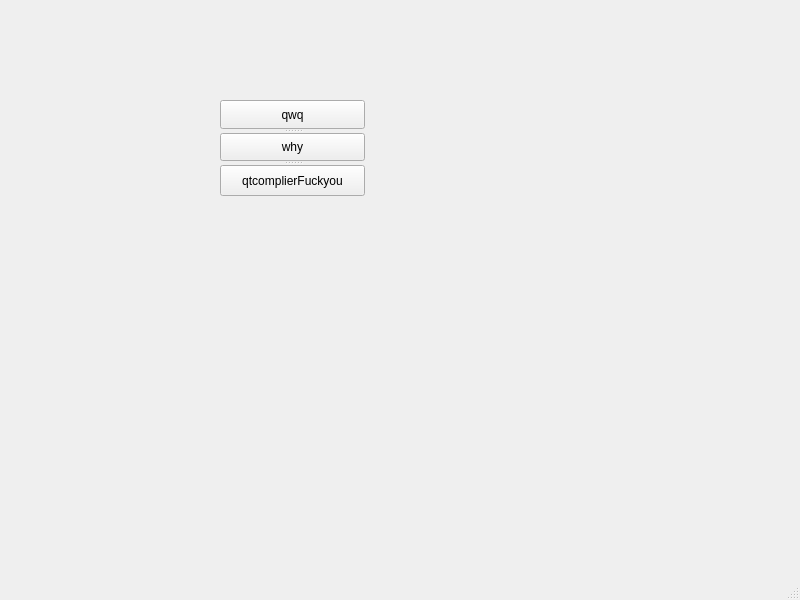
xiaxiaoguang/QTproject, file mainwindow.ui: the form before one commit.
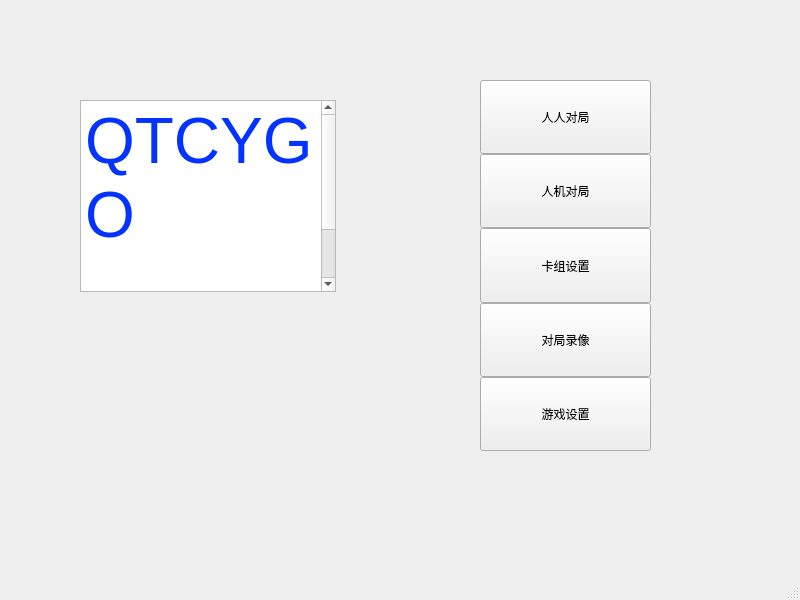
The form after the commit.

```diff
--- a/mainwindow.ui
+++ b/mainwindow.ui
@@ -14,38 +14,114 @@
    <string>MainWindow</string>
   </property>
   <widget class="QWidget" name="centralwidget">
-   <widget class="QSplitter" name="splitter_2">
+   <widget class="QTextBrowser" name="textBrowser">
     <property name="geometry">
      <rect>
-      <x>220</x>
+      <x>80</x>
       <y>100</y>
-      <width>145</width>
-      <height>96</height>
+      <width>256</width>
+      <height>192</height>
      </rect>
     </property>
-    <property name="orientation">
-     <enum>Qt::Vertical</enum>
+    <property name="html">
+     <string>&lt;!DOCTYPE HTML PUBLIC &quot;-//W3C//DTD HTML 4.0//EN&quot; &quot;http://www.w3.org/TR/REC-html40/strict.dtd&quot;&gt;
+&lt;html&gt;&lt;head&gt;&lt;meta name=&quot;qrichtext&quot; content=&quot;1&quot; /&gt;&lt;meta charset=&quot;utf-8&quot; /&gt;&lt;style type=&quot;text/css&quot;&gt;
+p, li { white-space: pre-wrap; }
+hr { height: 1px; border-width: 0; }
+li.unchecked::marker { content: &quot;\2610&quot;; }
+li.checked::marker { content: &quot;\2612&quot;; }
+&lt;/style&gt;&lt;/head&gt;&lt;body style=&quot; font-family:'.AppleSystemUIFont'; font-size:13pt; font-weight:400; font-style:normal;&quot;&gt;
+&lt;p style=&quot; margin-top:0px; margin-bottom:0px; margin-left:0px; margin-right:0px; -qt-block-indent:0; text-indent:0px;&quot;&gt;&lt;span style=&quot; font-size:48pt; color:#0433ff;&quot;&gt;QTCYGO&lt;/span&gt;&lt;/p&gt;
+&lt;p style=&quot;-qt-paragraph-type:empty; margin-top:0px; margin-bottom:0px; margin-left:0px; margin-right:0px; -qt-block-indent:0; text-indent:0px; font-size:48pt; color:#0433ff;&quot;&gt;&lt;br /&gt;&lt;/p&gt;
+&lt;p style=&quot;-qt-paragraph-type:empty; margin-top:0px; margin-bottom:0px; margin-left:0px; margin-right:0px; -qt-block-indent:0; text-indent:0px;&quot;&gt;&lt;br /&gt;&lt;/p&gt;
+&lt;p style=&quot; margin-top:0px; margin-bottom:0px; margin-left:0px; margin-right:0px; -qt-block-indent:0; text-indent:0px;&quot;&gt;&lt;span style=&quot; font-weight:700; color:#ff2600;&quot;&gt;Beta 0.0.0&lt;/span&gt;&lt;/p&gt;&lt;/body&gt;&lt;/html&gt;</string>
     </property>
-    <widget class="QSplitter" name="splitter">
-     <property name="orientation">
-      <enum>Qt::Vertical</enum>
+   </widget>
+   <widget class="QWidget" name="">
+    <property name="geometry">
+     <rect>
+      <x>480</x>
+      <y>80</y>
+      <width>171</width>
+      <height>371</height>
+     </rect>
+    </property>
+    <layout class="QVBoxLayout" name="verticalLayout" stretch="1,1,1,1,1">
+     <property name="spacing">
+      <number>0</number>
      </property>
-     <widget class="QPushButton" name="pushButton">
-      <property name="text">
-       <string>qwq</string>
-      </property>
-     </widget>
-     <widget class="QPushButton" name="pushButton_2">
-      <property name="text">
-       <string>why</string>
-      </property>
-     </widget>
-    </widget>
-    <widget class="QPushButton" name="pushButton_3">
-     <property name="text">
-      <string>qtcomplierFuckyou</string>
+     <property name="sizeConstraint">
+      <enum>QLayout::SetDefaultConstraint</enum>
      </property>
-    </widget>
+     <property name="bottomMargin">
+      <number>0</number>
+     </property>
+     <item>
+      <widget class="QPushButton" name="HumanHumanButton">
+       <property name="sizePolicy">
+        <sizepolicy hsizetype="Minimum" vsizetype="MinimumExpanding">
+         <horstretch>0</horstretch>
+         <verstretch>0</verstretch>
+        </sizepolicy>
+       </property>
+       <property name="text">
+        <string>人人对局</string>
+       </property>
+      </widget>
+     </item>
+     <item>
+      <widget class="QPushButton" name="HumanBotButton">
+       <property name="sizePolicy">
+        <sizepolicy hsizetype="Minimum" vsizetype="Preferred">
+         <horstretch>0</horstretch>
+         <verstretch>1</verstretch>
+        </sizepolicy>
+       </property>
+       <property name="text">
+        <string>人机对局</string>
+       </property>
+      </widget>
+     </item>
+     <item>
+      <widget class="QPushButton" name="Cardsetting">
+       <property name="sizePolicy">
+        <sizepolicy hsizetype="Minimum" vsizetype="Expanding">
+         <horstretch>0</horstretch>
+         <verstretch>0</verstretch>
+        </sizepolicy>
+       </property>
+       <property name="text">
+        <string>卡组设置</string>
+       </property>
+      </widget>
+     </item>
+     <item>
+      <widget class="QPushButton" name="Videosetting">
+       <property name="sizePolicy">
+        <sizepolicy hsizetype="Minimum" vsizetype="Expanding">
+         <horstretch>0</horstretch>
+         <verstretch>0</verstretch>
+        </sizepolicy>
+       </property>
+       <property name="text">
+        <string>对局录像</string>
+       </property>
+      </widget>
+     </item>
+     <item>
+      <widget class="QPushButton" name="Gamesetting">
+       <property name="sizePolicy">
+        <sizepolicy hsizetype="Minimum" vsizetype="Expanding">
+         <horstretch>0</horstretch>
+         <verstretch>0</verstretch>
+        </sizepolicy>
+       </property>
+       <property name="text">
+        <string>游戏设置</string>
+       </property>
+      </widget>
+     </item>
+    </layout>
    </widget>
   </widget>
   <widget class="QMenuBar" name="menubar">
```
Left out of the diff: 2 changed lines with no effect on the pictures.
